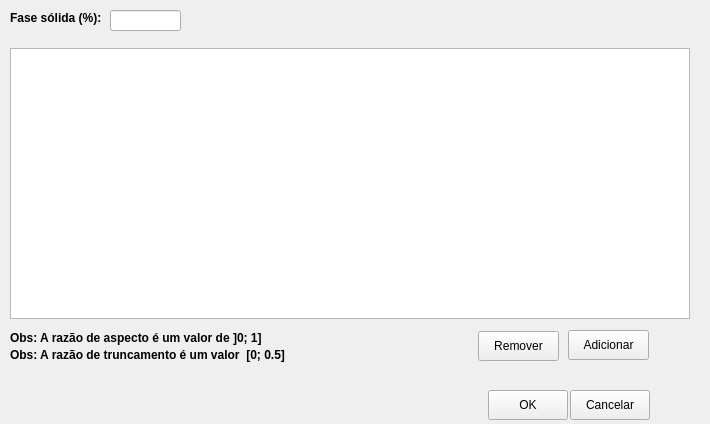
lucassimao/Simulacao-Estereologica, file forms/adicaoSistematizadaDePrismas.ui: the form before one commit.
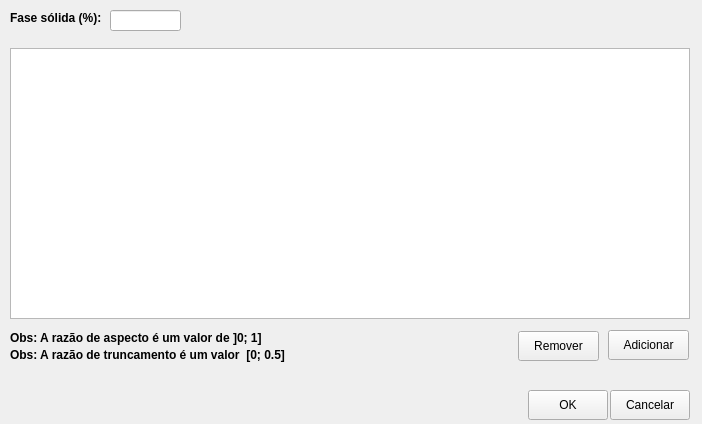
The form after the commit. Icons and pictures are not drawn.

Commit message: Implementacao da coluna quantidade para a adicao sistematica de esferas

```diff
--- a/forms/adicaoSistematizadaDePrismas.ui
+++ b/forms/adicaoSistematizadaDePrismas.ui
@@ -9,7 +9,7 @@
    <rect>
     <x>0</x>
     <y>0</y>
-    <width>710</width>
+    <width>702</width>
     <height>424</height>
    </rect>
   </property>
@@ -51,7 +51,7 @@
   <widget class="QPushButton" name="btnRemover">
    <property name="geometry">
     <rect>
-     <x>478</x>
+     <x>518</x>
      <y>331</y>
      <width>81</width>
      <height>30</height>
@@ -74,7 +74,7 @@
   <widget class="QPushButton" name="btnAdicionar">
    <property name="geometry">
     <rect>
-     <x>568</x>
+     <x>608</x>
      <y>330</y>
      <width>81</width>
      <height>30</height>
@@ -97,7 +97,7 @@
   <widget class="QPushButton" name="btnOK">
    <property name="geometry">
     <rect>
-     <x>488</x>
+     <x>528</x>
      <y>390</y>
      <width>80</width>
      <height>30</height>
@@ -113,7 +113,7 @@
   <widget class="QPushButton" name="btnCancelar">
    <property name="geometry">
     <rect>
-     <x>570</x>
+     <x>610</x>
      <y>390</y>
      <width>80</width>
      <height>30</height>
```
The commit also changes 4 other files.
